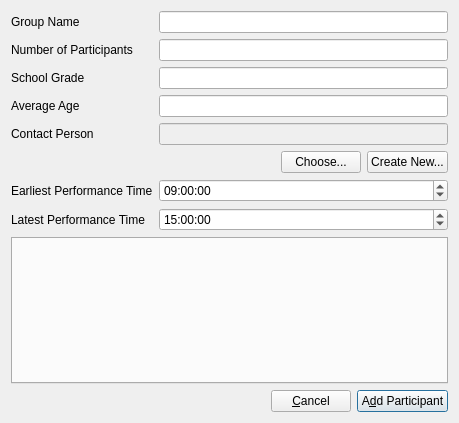
Qt form Forms/ui_addGroupParticipantDialog.ui (diana134/afs) before a commit.
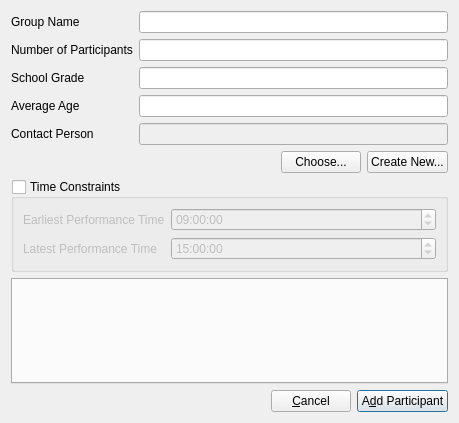
The same form after that commit.

Commit message: Groups have time constraints.

Patch:
```diff
--- a/Forms/ui_addGroupParticipantDialog.ui
+++ b/Forms/ui_addGroupParticipantDialog.ui
@@ -115,14 +115,29 @@
        </item>
       </layout>
      </item>
-     <item row="6" column="0">
+     <item row="6" column="0" colspan="2">
+      <widget class="QGroupBox" name="timeConstraintsGroupBox">
+       <property name="title">
+        <string>Time Constraints</string>
+       </property>
+       <property name="flat">
+        <bool>false</bool>
+       </property>
+       <property name="checkable">
+        <bool>true</bool>
+       </property>
+       <property name="checked">
+        <bool>false</bool>
+       </property>
+       <layout class="QFormLayout" name="formLayout">
+        <item row="0" column="0">
       <widget class="QLabel" name="earliestPerformanceTimeLabel">
        <property name="text">
         <string>Earliest Performance Time</string>
        </property>
       </widget>
      </item>
-     <item row="6" column="1">
+        <item row="0" column="1">
       <widget class="QTimeEdit" name="earliestPerformanceTimeTimeEdit">
        <property name="time">
         <time>
@@ -133,14 +148,14 @@
        </property>
       </widget>
      </item>
-     <item row="7" column="0">
+        <item row="1" column="0">
       <widget class="QLabel" name="latestPerformanceTimeLabel">
        <property name="text">
         <string>Latest Performance Time</string>
        </property>
       </widget>
      </item>
-     <item row="7" column="1">
+        <item row="1" column="1">
       <widget class="QTimeEdit" name="latestPerformanceTimeTimeEdit">
        <property name="time">
         <time>
@@ -149,6 +164,17 @@
          <second>0</second>
         </time>
        </property>
+         </widget>
+        </item>
+       </layout>
+       <zorder>latestPerformanceTimeTimeEdit</zorder>
+       <zorder>earliestPerformanceTimeLabel</zorder>
+       <zorder>latestPerformanceTimeLabel</zorder>
+       <zorder>earliestPerformanceTimeTimeEdit</zorder>
+       <zorder>latestPerformanceTimeTimeEdit</zorder>
+       <zorder>earliestPerformanceTimeLabel</zorder>
+       <zorder>latestPerformanceTimeLabel</zorder>
+       <zorder>earliestPerformanceTimeTimeEdit</zorder>
       </widget>
      </item>
     </layout>
```
Lines whose indentation alone changed are shown as unchanged. The commit also changes 5 other files.
